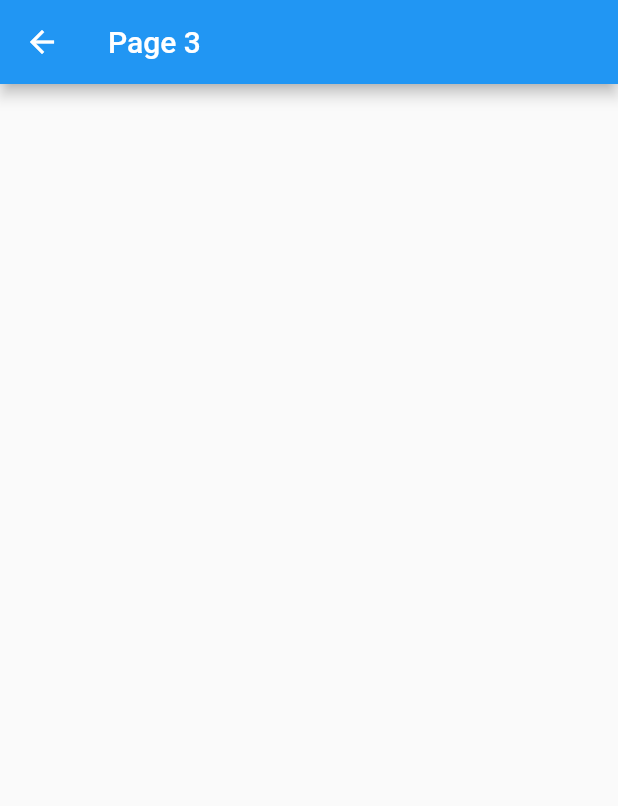
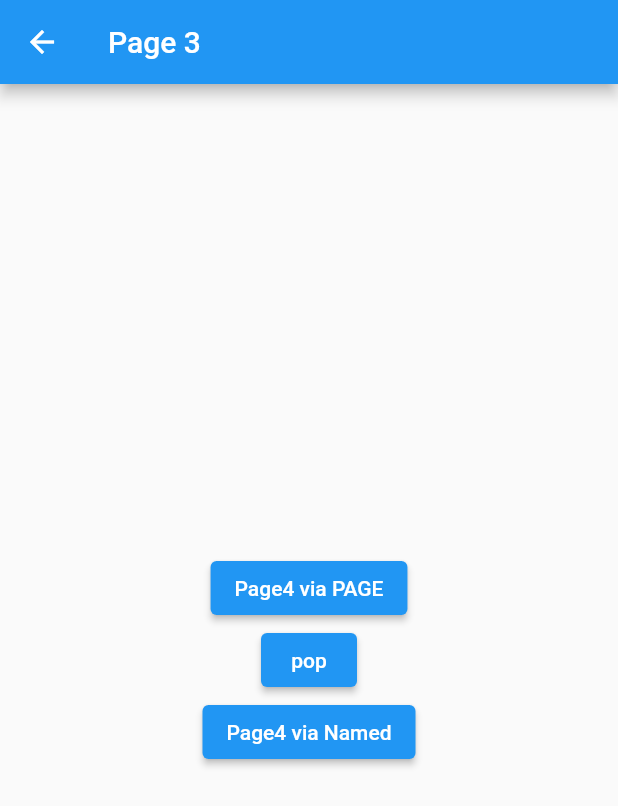
Before and after one commit to ElcioLS/adf_flutter_navegacao, a Flutter app: the Page2 screen opened directly, after a tap on "Page3 via PAGE", on a phone screen of 412 x 824 dp. Shown: the top 806 px of the screen. Run offline on Flutter 3.47's test engine with Material 2 defaults, Android fonts, the phone set to English and light mode, and no system bars.

```diff
--- a/lib/navegacao/page2.dart
+++ b/lib/navegacao/page2.dart
@@ -24,6 +24,12 @@ class Page2 extends StatelessWidget {
               child: const Text('Page3 via PAGE'),
             ),
             ElevatedButton(
+              onPressed: () {
+                Navigator.of(context).pop();
+              },
+              child: const Text('pop'),
+            ),
+            ElevatedButton(
               onPressed: () {},
               child: const Text('Page3 via Named'),
             ),
--- a/lib/navegacao/page3.dart
+++ b/lib/navegacao/page3.dart
@@ -9,7 +9,32 @@ class Page3 extends StatelessWidget {
       appBar: AppBar(
         title: const Text('Page 3'),
       ),
-      body: Container(),
+      body: Center(
+        child: Column(
+          mainAxisAlignment: MainAxisAlignment.center,
+          children: [
+            ElevatedButton(
+              onPressed: () {
+                Navigator.of(context).pushReplacement(MaterialPageRoute(
+                  settings: const RouteSettings(name: 'page4'),
+                  builder: (context) => const Page3(),
+                ));
+              },
+              child: const Text('Page4 via PAGE'),
+            ),
+            ElevatedButton(
+              onPressed: () {
+                Navigator.of(context).pop();
+              },
+              child: const Text('pop'),
+            ),
+            ElevatedButton(
+              onPressed: () {},
+              child: const Text('Page4 via Named'),
+            ),
+          ],
+        ),
+      ),
     );
   }
 }
```
